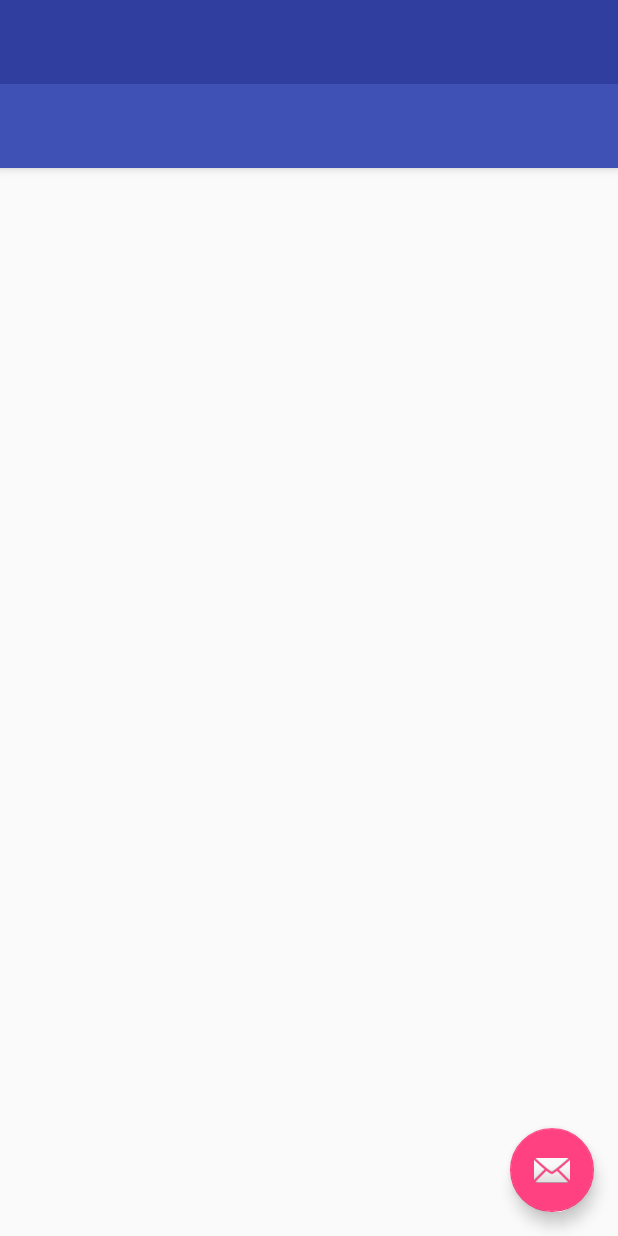
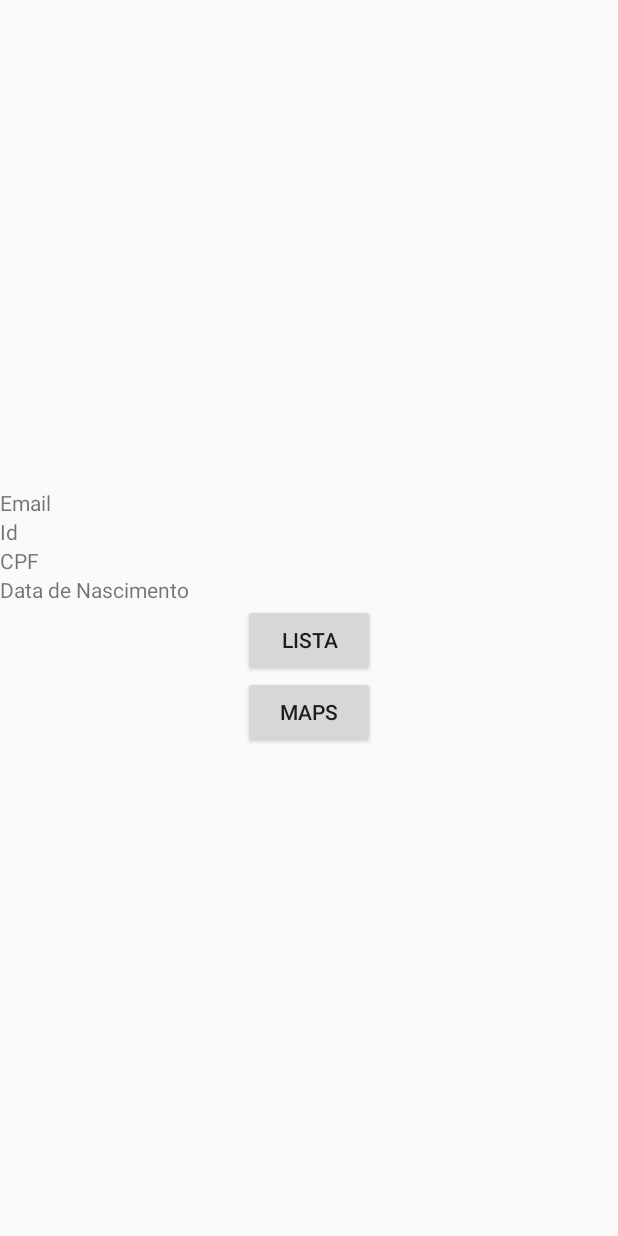
Before and after one commit to marciozeh/projetoParadaCerta, an Android app: the layout activity_cadastro.xml on its own in the app's theme, with its tools: preview values and no code run, on a phone screen of 412 x 824 dp. Run offline under Robolectric (Android 15) with nearby library versions, the phone set to English and light mode, and no system bars.

Commit message:
Add files via upload

```diff
--- a/app/src/main/res/layout/activity_cadastro.xml
+++ b/app/src/main/res/layout/activity_cadastro.xml
@@ -1,55 +1,42 @@
 <?xml version="1.0" encoding="utf-8"?>
-<android.support.v4.widget.DrawerLayout xmlns:android="http://schemas.android.com/apk/res/android"
+<LinearLayout xmlns:android="http://schemas.android.com/apk/res/android"
     xmlns:app="http://schemas.android.com/apk/res-auto"
     xmlns:tools="http://schemas.android.com/tools"
-    android:id="@+id/drawer_layout"
     android:layout_width="match_parent"
     android:layout_height="match_parent"
-    android:fitsSystemWindows="true"
-    tools:openDrawer="start">
+    android:gravity="center"
+    android:orientation="vertical"
+    tools:context="com.example.erick.paradacerta.CadastroActivity"
 
-    <include
-        layout="@layout/app_bar_maps"
+    android:layout_weight="1">
+    <ImageView
+        android:id="@+id/ivFoto"
         android:layout_width="match_parent"
-        android:layout_height="match_parent" />
+        android:layout_height="wrap_content" />
 
-    <android.support.design.widget.NavigationView
-        android:id="@+id/nav_view"
-        android:layout_width="wrap_content"
-        android:layout_height="match_parent"
-        android:layout_gravity="start"
-        android:fitsSystemWindows="true"
-        app:headerLayout="@layout/nav_header_maps"
-        app:menu="@menu/activity_maps_drawer" />
+    <TextView
+        android:id="@+id/tvEmail"
+        android:layout_width="match_parent"
+        android:layout_height="wrap_content"
+        android:text="Email" />
 
-    <!--<ImageView-->
-        <!--android:id="@+id/ivFoto"-->
-        <!--android:layout_width="match_parent"-->
-        <!--android:layout_height="wrap_content" />-->
+    <TextView
+        android:id="@+id/tvId"
+        android:layout_width="match_parent"
+        android:layout_height="wrap_content"
+        android:text="Id" />
 
-    <!--<TextView-->
-        <!--android:id="@+id/tvEmail"-->
-        <!--android:layout_width="match_parent"-->
-        <!--android:layout_height="wrap_content"-->
-        <!--android:text="TextView" />-->
+    <TextView
+        android:id="@+id/tvCpf"
+        android:layout_width="match_parent"
+        android:layout_height="wrap_content"
+        android:text="CPF" />
 
-    <!--<TextView-->
-        <!--android:id="@+id/tvId"-->
-        <!--android:layout_width="match_parent"-->
-        <!--android:layout_height="wrap_content"-->
-        <!--android:text="TextView" />-->
-
-    <!--<TextView-->
-        <!--android:id="@+id/tvCpf"-->
-        <!--android:layout_width="match_parent"-->
-        <!--android:layout_height="wrap_content"-->
-        <!--android:text="TextView" />-->
-
-    <!--<TextView-->
-        <!--android:id="@+id/tvDtNascimento"-->
-        <!--android:layout_width="match_parent"-->
-        <!--android:layout_height="wrap_content"-->
-        <!--android:text="TextView" />-->
+    <TextView
+        android:id="@+id/tvDtNascimento"
+        android:layout_width="match_parent"
+        android:layout_height="wrap_content"
+        android:text="Data de Nascimento" />
 
     <!--<Button-->
         <!--android:id="@+id/btnLogOut"-->
@@ -57,4 +44,49 @@
         <!--android:layout_height="wrap_content"-->
         <!--android:text="LogOut" />-->
 
-</android.support.v4.widget.DrawerLayout>
+    <Button
+        android:id="@+id/BtnLista"
+        android:layout_width="wrap_content"
+        android:layout_height="wrap_content"
+        android:layout_alignParentRight="true"
+        android:layout_alignParentTop="true"
+        android:text="@string/BtnLista"
+        tools:text="Lista" />
+
+    <Button
+        android:id="@+id/BtnMaps"
+        android:layout_width="wrap_content"
+        android:layout_height="wrap_content"
+        android:text="@string/BtnMaps"
+        tools:ignore="MissingConstraints"
+        tools:layout_editor_absoluteX="-156dp"
+        tools:layout_editor_absoluteY="481dp"
+        tools:text="Maps" />
+
+</LinearLayout>
+
+<!--<android.support.v4.widget.DrawerLayout xmlns:android="http://schemas.android.com/apk/res/android"-->
+    <!--xmlns:app="http://schemas.android.com/apk/res-auto"-->
+    <!--xmlns:tools="http://schemas.android.com/tools"-->
+    <!--android:id="@+id/drawer_layout"-->
+    <!--android:layout_width="match_parent"-->
+    <!--android:layout_height="match_parent"-->
+    <!--android:fitsSystemWindows="true"-->
+    <!--tools:openDrawer="start">-->
+
+    <!--<include-->
+        <!--layout="@layout/app_bar_maps"-->
+        <!--android:layout_width="match_parent"-->
+        <!--android:layout_height="match_parent" />-->
+
+    <!--<android.support.design.widget.NavigationView-->
+        <!--android:id="@+id/nav_view"-->
+        <!--android:layout_width="wrap_content"-->
+        <!--android:layout_height="match_parent"-->
+        <!--android:layout_gravity="start"-->
+        <!--android:fitsSystemWindows="true"-->
+        <!--app:headerLayout="@layout/nav_header_maps"-->
+        <!--app:menu="@menu/activity_maps_drawer" />-->
+
+
+<!--</android.support.v4.widget.DrawerLayout>-->
```
Also changed, not shown: app/src/main/res/layout/activity_lista.xml (+31 -5 lines), app/src/main/res/layout/activity_maps.xml (+27 -8 lines).
